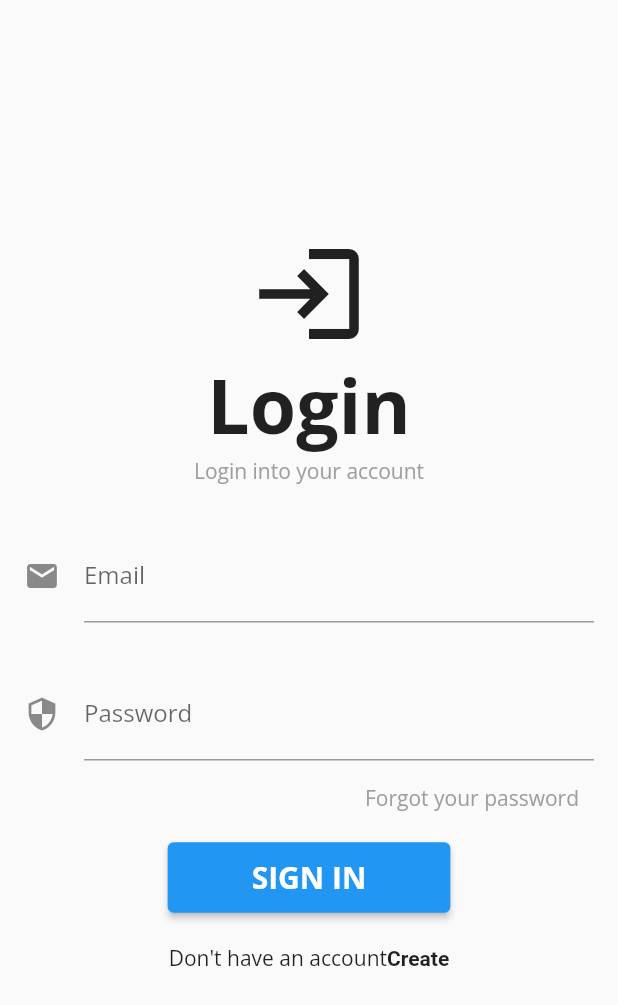
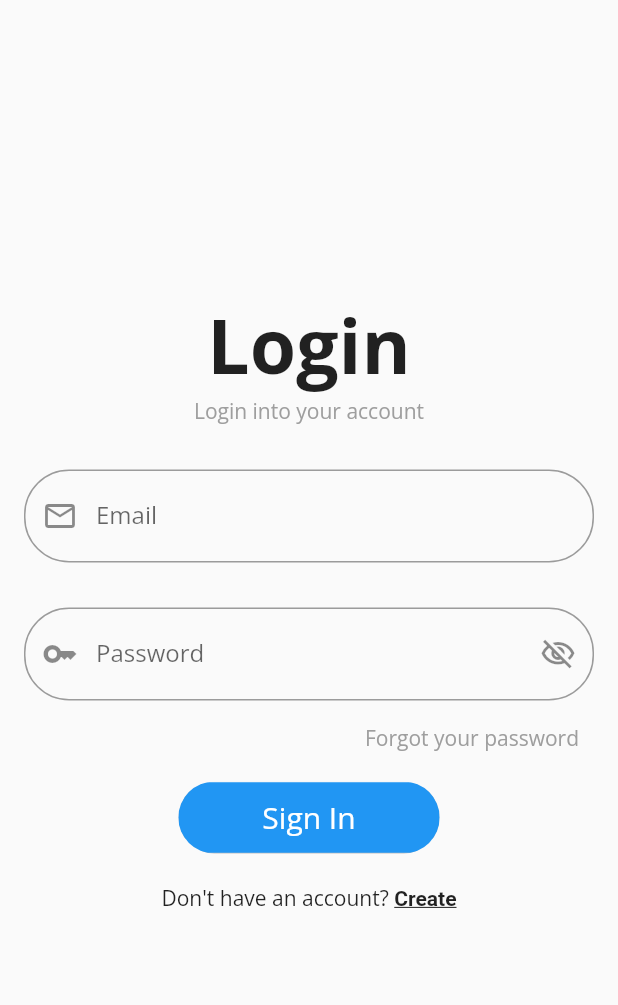
Before and after one commit to juzuli/ContactApp, a Flutter app: the screen it shows after launch, on a phone screen of 412 x 824 dp. Shown: the top 1005 px of the screen. Run offline on Flutter 3.47's test engine with Material 2 defaults, Android fonts, the phone set to English and light mode, and no system bars; our stand-ins replace bloc, camera, equatable, firebase_auth, firebase_core, flutter_bloc and 3 more; accounts and stored records are empty.

Commit message:
login ui changed

```diff
--- a/lib/src/constants/strings.dart
+++ b/lib/src/constants/strings.dart
@@ -4,7 +4,7 @@ class Strings{
   static const String password = "Password";
   static const String forgotPassword = "Forgot your password";
   static const String signIn = "Sign In";
-  static const String dontHaveAccount = "Don't have an account";
+  static const String dontHaveAccount = "Don't have an account? ";
   static const String create = "Create";
   static const String name = "Name";
   static const String phone = "Phone";
@@ -15,4 +15,33 @@ class Strings{
   static const String enterYourConformPassword = "Enter your conform password";
   static const String enterYourName = "Enter your name";
   static const String enterYourPhone = "Enter your phone number";
+  static const String login = "Login";
+  static const String loginIntoYourAccount = "Login into your account";
+  static const String pleaseEnterEmail = "Please enter email";
+  static const String pleaseEnterPassword = "Please enter password";
+  static const String loginFailed = "Login failed";
+  static const String camera = "Camera";
+  static const String home = "Home";
+  static const String chat = "Chat";
+  static const String profile = "Profile";
+  static const String createANewAccount = "Create a new account";
+  static const String pleaseEnterName = "Please enter name";
+  static const String pleaseEnterValidEmail = "Please enter valid email";
+  static const String pleaseEnterPhoneNumber = "Please enter phone number";
+  static const String pleaseEnterValidPhoneNumber = "Please enter valid phone number";
+  static const String passwordIsRequired = "Password is required";
+  static const String passwordDoNotMatch = "Password do not match";
+  static const String signUpFailed = "Sign up failed";
+  static const String viewContacts = "View contacts";
+  static const String mediaLinksAndDocs = "Media,links,and docs";
+  static const String search = "Search";
+  static const String muteNotifications = "Mute notifications";
+  static const String wallpaper = "Wallpaper";
+  static const String more = "More";
+  static const String typeAMessage = "Type a message";
+  static const String document = "Document";
+  static const String gallery = "Gallery";
+  static const String audio = "Audio";
+  static const String contact = "Contact";
+  static const String location = "Location";
 }
--- a/lib/src/pages/login_page.dart
+++ b/lib/src/pages/login_page.dart
@@ -21,6 +21,7 @@ class _LoginPageState extends State<LoginPage> {
   final TextEditingController _passwordController = TextEditingController();
 
   final _formKey = GlobalKey<FormState>();
+  bool isObscure = true;
 
   @override
   Widget build(BuildContext context) {
@@ -36,31 +37,32 @@ class _LoginPageState extends State<LoginPage> {
               child: Column(
                 mainAxisSize: MainAxisSize.min,
                 children: [
-                    const Icon(
-                      Icons.login,
-                      size: 80,
+                  const Text(
+                    Strings.login,
+                    style: TextStyle(
+                      fontSize: 50,
+                      fontWeight: FontWeight.w600,
+                    ),
                   ),
                   const Text(
-                      'Login',
-                      style:
-                          TextStyle(fontSize: 50, fontWeight: FontWeight.bold),
-                    ),
-                    const Text(
-                      'Login into your account',
+                    Strings.loginIntoYourAccount,
                     style: TextStyle(color: Colors.grey),
                   ),
                   const SizedBox(height: 30.0),
                   TextFormField(
                     controller: _emailController,
                     keyboardType: TextInputType.emailAddress,
-                      decoration: const InputDecoration(
-                        icon: Icon(Icons.email),
+                    decoration: InputDecoration(
+                      border: OutlineInputBorder(
+                        borderRadius: BorderRadius.circular(30),
+                      ),
+                      prefixIcon: const Icon(Icons.email_outlined),
                       labelText: Strings.email,
                       hintText: Strings.enterYourEmail,
                     ),
                     validator: (value) {
                       if (value == null || value.isEmpty) {
-                          return 'Please enter email';
+                        return Strings.pleaseEnterEmail;
                       } else {
                         return null;
                       }
@@ -69,15 +71,35 @@ class _LoginPageState extends State<LoginPage> {
                   const SizedBox(height: 30.0),
                   TextFormField(
                     controller: _passwordController,
-                      obscureText: true,
-                      decoration: const InputDecoration(
-                        icon: Icon(Icons.security),
+                    obscureText: isObscure,
+                    decoration: InputDecoration(
+                      border: OutlineInputBorder(
+                        borderRadius: BorderRadius.circular(30),
+                      ),
+                      prefixIcon: const Icon(Icons.key_outlined),
+                      suffixIcon: isObscure
+                          ? IconButton(
+                              onPressed: () {
+                                setState(() {
+                                  isObscure = false;
+                                });
+                              },
+                              icon: const Icon(Icons.visibility_off_outlined),
+                            )
+                          : IconButton(
+                              onPressed: () {
+                                setState(() {
+                                  isObscure = true;
+                                });
+                              },
+                              icon: const Icon(Icons.visibility_outlined),
+                            ),
                       labelText: Strings.password,
                       hintText: Strings.enterYourPassword,
                     ),
                     validator: (value) {
                       if (value!.isEmpty) {
-                          return 'Please enter password';
+                        return Strings.pleaseEnterPassword;
                       }
                       return null;
                     },
@@ -91,8 +113,8 @@ class _LoginPageState extends State<LoginPage> {
                         Navigator.push(
                           context,
                           MaterialPageRoute(
-                                builder: (context) =>
-                                    const ForgotPasswordPage()),
+                            builder: (context) => const ForgotPasswordPage(),
+                          ),
                         );
                       },
                       child: const Text(
@@ -109,23 +131,32 @@ class _LoginPageState extends State<LoginPage> {
                         Navigator.pushReplacement(
                           context,
                           MaterialPageRoute(
-                                builder: (context) => const DashboardPage()));
+                            builder: (context) => const DashboardPage(),
+                          ),
+                        );
                       } else if (state is AuthenticationLoadError) {
-                        Fluttertoast.showToast(msg: "Login failed");
+                        Fluttertoast.showToast(
+                          msg: Strings.loginFailed,
+                          backgroundColor: Colors.redAccent.shade700,
+                          toastLength: Toast.LENGTH_LONG,
+                        );
                       } else {}
-                    }, builder: (context, state) {
+                    },
+                    builder: (context, state) {
                       if (state is AuthenticationLoading) {
                         return const CircularProgressIndicator();
                       } else {
-                        return ElevatedButton(
-                          child: Padding(
-                            padding: const EdgeInsets.fromLTRB(40, 10, 40, 10),
+                        return ClipRRect(
+                          borderRadius: BorderRadius.circular(30),
+                          child: ElevatedButton(
+                            child: const Padding(
+                              padding: EdgeInsets.fromLTRB(40, 10, 40, 10),
                               child: Text(
-                              Strings.signIn.toUpperCase(),
-                              style: const TextStyle(
+                                Strings.signIn,
+                                style: TextStyle(
                                   fontSize: 20,
-                                  fontWeight: FontWeight.bold,
-                                  color: Colors.white),
+                                  color: Colors.white,
+                                ),
                               ),
                             ),
                             onPressed: () {
@@ -134,12 +165,16 @@ class _LoginPageState extends State<LoginPage> {
                               BlocProvider.of<AuthenticationCubit>(context)
                                   .loginWithEmailPassword(email, password);
                             },
+                          ),
                         );
                       }
-                    }),
+                    },
+                  ),
                   Container(
                     margin: const EdgeInsets.fromLTRB(10, 20, 10, 20),
-                      child: Text.rich(TextSpan(children: [
+                    child: Text.rich(
+                      TextSpan(
+                        children: [
                           const TextSpan(text: Strings.dontHaveAccount),
                           TextSpan(
                             text: Strings.create,
@@ -148,20 +183,25 @@ class _LoginPageState extends State<LoginPage> {
                                 Navigator.push(
                                   context,
                                   MaterialPageRoute(
-                                      builder: (context) =>
-                                          const SignupPage()));
+                                    builder: (context) => const SignupPage(),
+                                  ),
+                                );
                               },
                             style: const TextStyle(
-                            fontWeight: FontWeight.bold,
+                              fontWeight: FontWeight.w600,
+                              decoration: TextDecoration.underline,
                             ),
                             // color: Theme.of(context).accentColor),
-                        ),
-                      ])),
                           ),
                         ],
                       ),
                     ),
-            )),
+                  ),
+                ],
+              ),
+            ),
+          ),
+        ),
       ),
     );
   }
```
Also changed, not shown: lib/src/bloc/authentication/authentication_cubit.dart (+4 -5 lines), lib/src/bloc/authentication/authentication_repository.dart (+5 -4 lines), lib/src/pages/dashboard_page.dart (+10 -6 lines), lib/src/pages/individual_chat_page.dart (+16 -15 lines), lib/src/pages/signup_page.dart (+44 -25 lines), pubspec.yaml (+15 -15 lines), lib/src/pages/camera_page.dart (renamed from lib/src/pages/camer_page.dart), pubspec.lock, 5 other files. Lines whose indentation alone changed are shown as unchanged.
